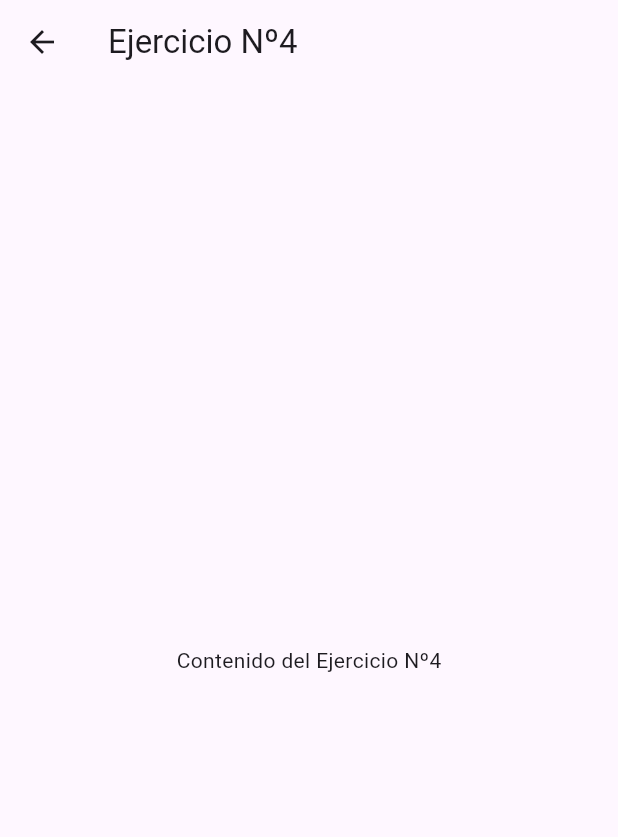
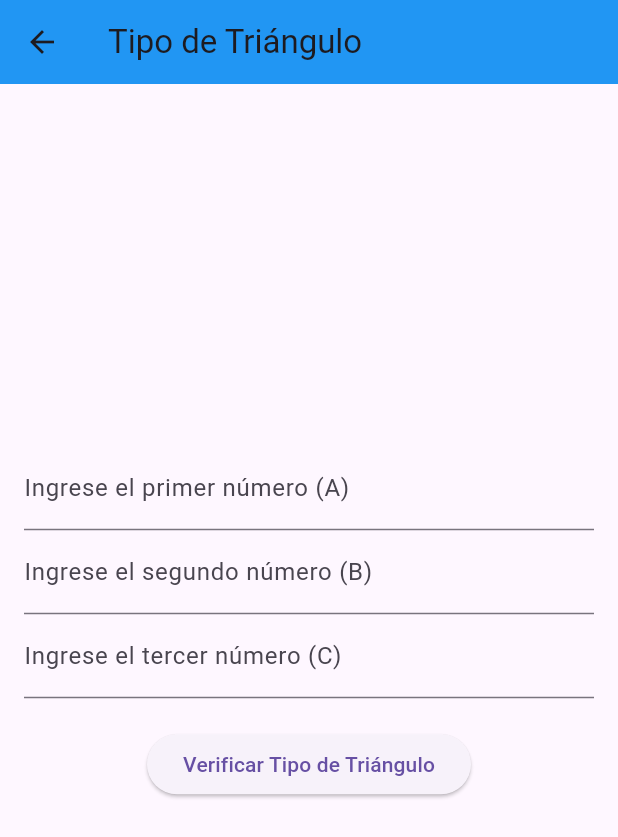
Before and after one commit to Jcnazate11/Moviles_Tarea1, a Flutter app: the screen it shows after launch, in the side drawer, after a tap on "Ejercicio Nº4", on a phone screen of 412 x 824 dp. Shown: the top 837 px of the screen. Run offline on Flutter 3.47's test engine with Material 3 defaults, Android fonts, the phone set to English and light mode, and no system bars.

Commit message:
ejercicio4

```diff
--- a/eje1_intercambio/lib/Paginas/Ejer1.dart
+++ b/eje1_intercambio/lib/Paginas/Ejer1.dart
@@ -6,14 +6,14 @@ class Ejer1 extends StatefulWidget {
 }
 
 class _Ejer1State extends State<Ejer1> {
-  // Controladores para leer los valores de los campos de texto
+
   final TextEditingController _controllerA = TextEditingController();
   final TextEditingController _controllerB = TextEditingController();
   final TextEditingController _controllerC = TextEditingController();
 
   String resultado = '';
 
-  // Método para ordenar tres números
+
   void ordenarNumeros() {
     setState(() {
       double? A = double.tryParse(_controllerA.text);
--- a/eje1_intercambio/lib/Paginas/Ejer4.dart
+++ b/eje1_intercambio/lib/Paginas/Ejer4.dart
@@ -1,14 +1,85 @@
 import 'package:flutter/material.dart';
 
-class Ejer4 extends StatelessWidget {
+class Ejer4 extends StatefulWidget {
+  @override
+  _Ejer4State createState() => _Ejer4State();
+}
+
+class _Ejer4State extends State<Ejer4> {
+
+  final TextEditingController _controllerA = TextEditingController();
+  final TextEditingController _controllerB = TextEditingController();
+  final TextEditingController _controllerC = TextEditingController();
+
+  String resultado = '';
+
+
+  void verificarTipoTriangulo() {
+    setState(() {
+      double? A = double.tryParse(_controllerA.text);
+      double? B = double.tryParse(_controllerB.text);
+      double? C = double.tryParse(_controllerC.text);
+
+      if (A == null || B == null || C == null) {
+        resultado = 'Por favor, ingrese valores numéricos válidos.';
+        return;
+      }
+
+
+      if ((A + B > C) && (A + C > B) && (B + C > A)) {
+        if (A == B && B == C) {
+          resultado = 'El triángulo es equilátero.';
+        } else if (A == B || A == C || B == C) {
+          resultado = 'El triángulo es isósceles.';
+        } else {
+          resultado = 'El triángulo es escaleno.';
+        }
+      } else {
+        resultado = 'No se puede formar un triángulo con las magnitudes ingresadas.';
+      }
+    });
+  }
+
   @override
   Widget build(BuildContext context) {
     return Scaffold(
       appBar: AppBar(
-        title: Text('Ejercicio Nº4'),
+        title: Text('Tipo de Triángulo'),
+        backgroundColor: Colors.blue,
       ),
-      body: Center(
-        child: Text('Contenido del Ejercicio Nº4'),
+      body: Padding(
+        padding: const EdgeInsets.all(16.0),
+        child: Column(
+          mainAxisAlignment: MainAxisAlignment.center,
+          children: [
+            TextField(
+              controller: _controllerA,
+              keyboardType: TextInputType.number,
+              decoration: InputDecoration(labelText: 'Ingrese el primer número (A)'),
+            ),
+            TextField(
+              controller: _controllerB,
+              keyboardType: TextInputType.number,
+              decoration: InputDecoration(labelText: 'Ingrese el segundo número (B)'),
+            ),
+            TextField(
+              controller: _controllerC,
+              keyboardType: TextInputType.number,
+              decoration: InputDecoration(labelText: 'Ingrese el tercer número (C)'),
+            ),
+            SizedBox(height: 20),
+            ElevatedButton(
+              onPressed: verificarTipoTriangulo,
+              child: Text('Verificar Tipo de Triángulo'),
+            ),
+            SizedBox(height: 20),
+            Text(
+              resultado,
+              style: TextStyle(fontSize: 20, color: Colors.black),
+              textAlign: TextAlign.center,
+            ),
+          ],
+        ),
       ),
     );
   }
```
